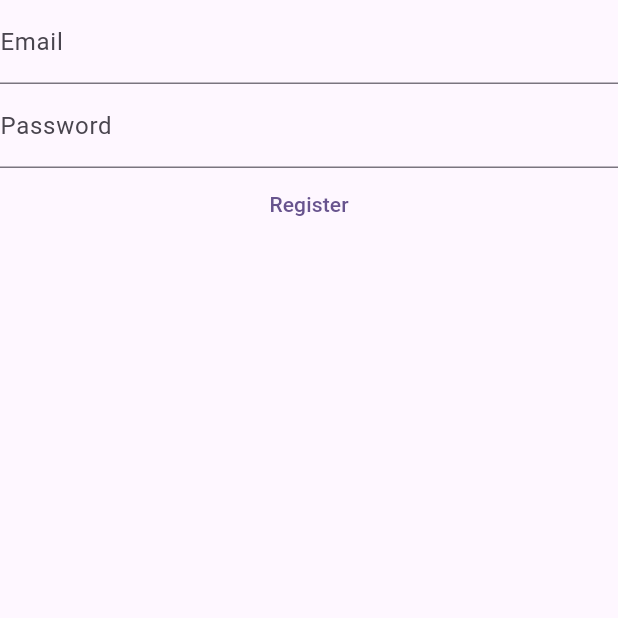
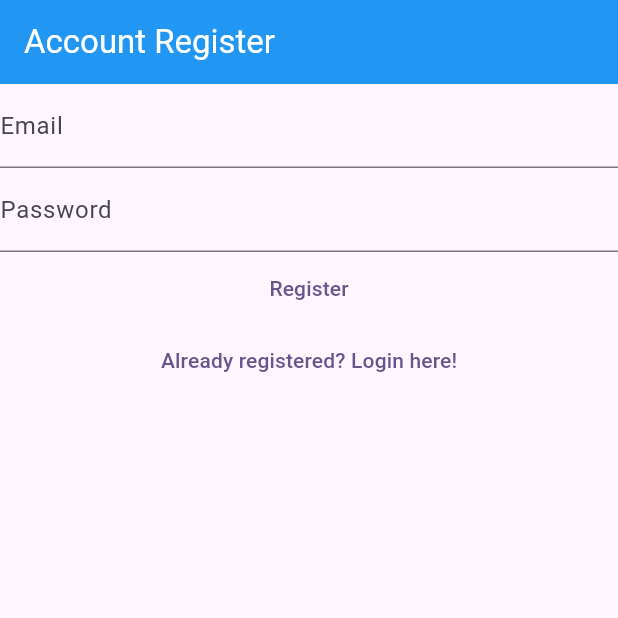
Before and after one commit to Vincent-VietTran/mynotes-flutter-2025, a Flutter app: the RegisterView screen opened directly, on a phone screen of 412 x 824 dp, the top half of it. Run offline on Flutter 3.47's test engine with Material 3 defaults, Android fonts, the phone set to English and light mode, and no system bars; our stand-ins replace delightful_toast, firebase_auth, firebase_core; accounts and stored records are empty.

Commit message:
feat (routes): Added routes to enable navigation between login and register view

```diff
--- a/lib/views/register_view.dart
+++ b/lib/views/register_view.dart
@@ -41,7 +41,13 @@ class _RegisterViewState extends State<RegisterView> {
   Widget build(BuildContext context) {
     // Previously return entire scaffold (entire new screen) with app bar and body.
     // Now we just return a column with text fields and a button (content) since home page already provide scaffold layout of common componets.
-    return Column(
+    return Scaffold(
+      appBar: AppBar(
+        title: const Text('Account Register'),
+        foregroundColor: Colors.white,
+        backgroundColor: Colors.blue,
+      ),
+      body: Column(
         children: [
           TextField(
             controller: _email,
@@ -145,7 +151,19 @@ class _RegisterViewState extends State<RegisterView> {
             },
             child: const Text("Register"),
           ),
+
+          TextButton(
+            onPressed: () {
+              // Navigate to the registration view when the user clicks on the register button.
+              Navigator.of(context).pushNamedAndRemoveUntil(
+                '/login/',
+                (route) => false
+                );
+            },
+            child: const Text("Already registered? Login here!"),
+          ),
         ],
+      ),
     );
   }
 }
```
Also changed, not shown: lib/main.dart (+29 -22 lines), lib/views/login_view.dart (+19 -1 lines). Lines whose indentation alone changed are shown as unchanged.
